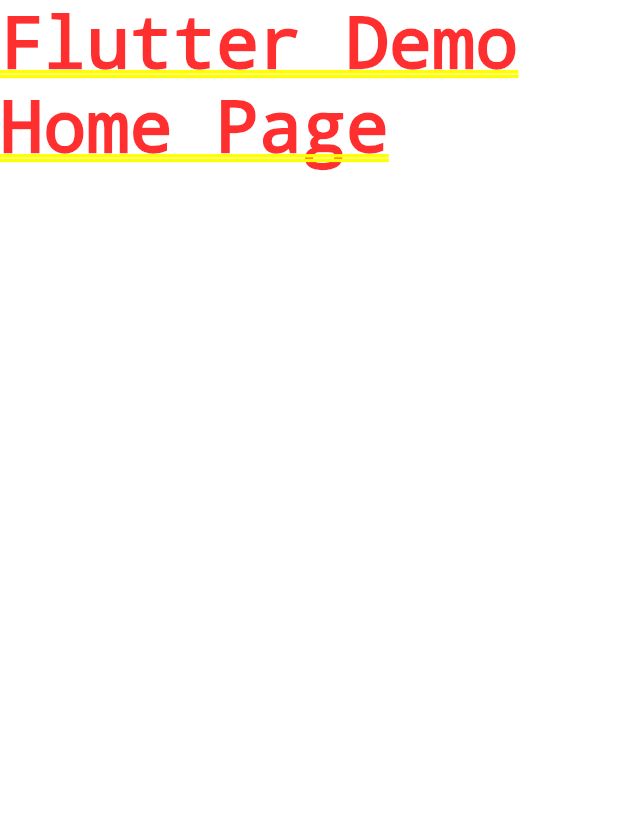
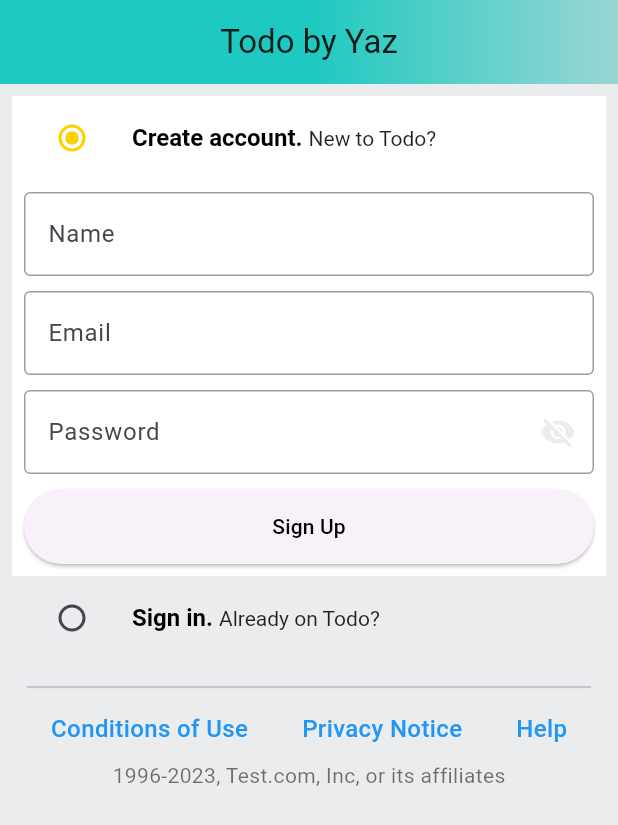
Before and after one commit to YazanFarrah/todo-flutter, a Flutter app: the screen it shows after launch, on a phone screen of 412 x 824 dp. Shown: the top 825 px of the screen. Run offline on Flutter 3.47's test engine with Material 2 defaults, Android fonts, the phone set to English and light mode, and no system bars; our stand-ins replace flutter_secure_storage; accounts and stored records are empty.

```diff
--- /dev/null
+++ b/lib/auth/screens/auth_screen.dart
@@ -0,0 +1,321 @@
+import 'package:flutter/material.dart';
+import 'package:todo_flutter/auth/services/auth.dart';
+import 'package:todo_flutter/common/widgets/custom_button.dart';
+import 'package:todo_flutter/common/widgets/custom_textfield.dart';
+import 'package:todo_flutter/constants/global_variables.dart';
+
+enum Auth { signIn, signUp }
+
+class AuthScreen extends StatefulWidget {
+  static const routName = '/auth-screen';
+
+  const AuthScreen({super.key});
+
+  @override
+  State<AuthScreen> createState() => _AuthScreenState();
+}
+
+class _AuthScreenState extends State<AuthScreen> {
+  Auth _auth = Auth.signUp;
+  bool _showPassword = true;
+
+  final _signUpFormKey = GlobalKey<FormState>();
+  final _signInFormKey = GlobalKey<FormState>();
+  final AuthServices authServices = AuthServices();
+
+  final TextEditingController _emailController = TextEditingController();
+  final TextEditingController _passwordController = TextEditingController();
+  final TextEditingController _nameController = TextEditingController();
+
+  void signUpUser() {
+    authServices.signUpUser(
+        context: context,
+        email: _emailController.text,
+        password: _passwordController.text,
+        name: _nameController.text);
+  }
+
+  void signInUser() {
+    authServices.signInUser(
+      context: context,
+      email: _emailController.text,
+      password: _passwordController.text,
+    );
+  }
+
+  @override
+  void dispose() {
+    super.dispose();
+    _emailController.dispose();
+    _passwordController.dispose();
+    _nameController.dispose();
+  }
+
+  @override
+  Widget build(BuildContext context) {
+    return Scaffold(
+      appBar: AppBar(
+        flexibleSpace: Container(
+          decoration:
+              const BoxDecoration(gradient: GlobalVariables.appBarGradient),
+        ),
+        centerTitle: true,
+        title: const Text(
+          'Todo by Yaz',
+          style: TextStyle(color: Colors.black87),
+        ),
+      ),
+      backgroundColor: GlobalVariables.greyBackgroundColor,
+      body: Column(
+        children: [
+          Expanded(
+            child: SafeArea(
+              child: SingleChildScrollView(
+                child: Padding(
+                  padding: const EdgeInsets.all(8.0),
+                  child: Column(
+                    crossAxisAlignment: CrossAxisAlignment.start,
+                    children: [
+                      ListTile(
+                        tileColor: _auth == Auth.signUp
+                            ? GlobalVariables.backgroundColor
+                            : GlobalVariables.greyBackgroundColor,
+                        title: RichText(
+                          text: const TextSpan(
+                            children: [
+                              TextSpan(
+                                text: 'Create account. ',
+                                style: TextStyle(
+                                  fontSize: 16,
+                                  fontWeight: FontWeight.bold,
+                                  color: Colors.black,
+                                ),
+                              ),
+                              TextSpan(
+                                text: 'New to Todo?',
+                                style: TextStyle(
+                                  fontSize: 14,
+                                  color: Colors.black87,
+                                ),
+                              ),
+                            ],
+                          ),
+                        ),
+                        leading: Radio(
+                            activeColor: GlobalVariables.secondaryColor,
+                            value: Auth.signUp,
+                            groupValue: _auth,
+                            onChanged: (Auth? val) {
+                              setState(() {
+                                _auth = val!;
+                                _showPassword = true;
+                              });
+                            }),
+                      ),
+                      if (_auth == Auth.signUp)
+                        Container(
+                          padding: const EdgeInsets.all(8),
+                          color: GlobalVariables.backgroundColor,
+                          child: Form(
+                            key: _signUpFormKey,
+                            child: Column(
+                              children: [
+                                CustomTextField(
+                                  controller: _nameController,
+                                  hintText: 'Name',
+                                ),
+                                const SizedBox(
+                                  height: 10,
+                                ),
+                                CustomTextField(
+                                  controller: _emailController,
+                                  hintText: 'Email',
+                                ),
+                                const SizedBox(
+                                  height: 10,
+                                ),
+                                CustomTextField(
+                                  controller: _passwordController,
+                                  hintText: 'Password',
+                                  isPass: _showPassword,
+                                  suffixIcon: IconButton(
+                                    icon: _showPassword
+                                        ? const Icon(Icons.visibility_off,
+                                            color: GlobalVariables
+                                                .greyBackgroundColor)
+                                        : const Icon(
+                                            Icons.visibility,
+                                          ),
+                                    onPressed: () {
+                                      setState(() {
+                                        _showPassword = !_showPassword;
+                                      });
+                                    },
+                                  ),
+                                ),
+                                const SizedBox(
+                                  height: 10,
+                                ),
+                                CustomButton(
+                                    text: 'Sign Up',
+                                    onTap: () {
+                                      if (_signUpFormKey.currentState!
+                                          .validate()) {
+                                        signUpUser();
+                                      }
+                                    })
+                              ],
+                            ),
+                          ),
+                        ),
+                      ListTile(
+                        tileColor: _auth == Auth.signIn
+                            ? GlobalVariables.backgroundColor
+                            : GlobalVariables.greyBackgroundColor,
+                        title: RichText(
+                          text: const TextSpan(
+                            children: [
+                              TextSpan(
+                                text: 'Sign in. ',
+                                style: TextStyle(
+                                  fontSize: 16,
+                                  fontWeight: FontWeight.bold,
+                                  color: Colors.black,
+                                ),
+                              ),
+                              TextSpan(
+                                text: 'Already on Todo?',
+                                style: TextStyle(
+                                  fontSize: 14,
+                                  color: Colors.black87,
+                                ),
+                              ),
+                            ],
+                          ),
+                        ),
+                        leading: Radio(
+                          activeColor: GlobalVariables.secondaryColor,
+                          value: Auth.signIn,
+                          groupValue: _auth,
+                          onChanged: (Auth? val) {
+                            setState(() {
+                              _auth = val!;
+                              _showPassword = true;
+                            });
+                          },
+                        ),
+                      ),
+                      if (_auth == Auth.signIn)
+                        Container(
+                          padding: const EdgeInsets.all(8),
+                          color: GlobalVariables.backgroundColor,
+                          child: Form(
+                            key: _signInFormKey,
+                            child: Column(
+                              children: [
+                                const SizedBox(
+                                  height: 10,
+                                ),
+                                CustomTextField(
+                                  controller: _emailController,
+                                  hintText: 'Email',
+                                ),
+                                const SizedBox(
+                                  height: 10,
+                                ),
+                                CustomTextField(
+                                  controller: _passwordController,
+                                  hintText: 'Password',
+                                  isPass: _showPassword,
+                                  suffixIcon: IconButton(
+                                    icon: _showPassword
+                                        ? const Icon(Icons.visibility_off,
+                                            color: GlobalVariables
+                                                .greyBackgroundColor)
+                                        : const Icon(
+                                            Icons.visibility,
+                                          ),
+                                    onPressed: () {
+                                      setState(() {
+                                        _showPassword = !_showPassword;
+                                      });
+                                    },
+                                  ),
+                                ),
+                                const SizedBox(
+                                  height: 10,
+                                ),
+                                CustomButton(
+                                    text: 'Sign In',
+                                    onTap: () {
+                                      if (_signInFormKey.currentState!
+                                          .validate()) {
+                                        signInUser();
+                                      }
+                                    })
+                              ],
+                            ),
+                          ),
+                        ),
+                      const SizedBox(
+                        height: 10,
+                      ),
+                      const Divider(
+                        indent: 10,
+                        thickness: 1.5,
+                        endIndent: 10,
+                      ),
+                      const Padding(
+                        padding: const EdgeInsets.all(8.0),
+                        child: Column(
+                          children: [
+                            Row(
+                              mainAxisAlignment: MainAxisAlignment.spaceAround,
+                              children: [
+                                Text(
+                                  'Conditions of Use',
+                                  style: TextStyle(
+                                    fontSize: 16,
+                                    fontWeight: FontWeight.w500,
+                                    color: Colors.blue,
+                                  ),
+                                ),
+                                Text(
+                                  'Privacy Notice',
+                                  style: TextStyle(
+                                    fontSize: 16,
+                                    fontWeight: FontWeight.w500,
+                                    color: Colors.blue,
+                                  ),
+                                ),
+                                Text(
+                                  'Help',
+                                  style: TextStyle(
+                                    fontSize: 16,
+                                    fontWeight: FontWeight.w500,
+                                    color: Colors.blue,
+                                  ),
+                                ),
+                              ],
+                            ),
+                            SizedBox(
+                              height: 10,
+                            ),
+                            Text(
+                              '1996-2023, Test.com, Inc, or its affiliates',
+                              style: TextStyle(color: Colors.black54),
+                            ),
+                          ],
+                        ),
+                      ),
+                    ],
+                  ),
+                ),
+              ),
+            ),
+          ),
+        ],
+      ),
+    );
+  }
+}
--- /dev/null
+++ b/lib/auth/services/auth.dart
@@ -0,0 +1,91 @@
+import 'dart:developer';
+
+import 'package:flutter/material.dart';
+import 'package:flutter_secure_storage/flutter_secure_storage.dart';
+import 'dart:convert';
+import 'package:http/http.dart' as http;
+
+class AuthServices {
+  Future<void> signUpUser({
+    required BuildContext context,
+    required String name,
+    required String email,
+    required String password,
+  }) async {
+    final url = Uri.parse('http://10.0.2.2:5000/auth/signup');
+
+    try {
+      final response = await http.post(
+        url,
+        headers: {'Content-Type': 'application/json'},
+        body: jsonEncode({
+          'name': name,
+          'email': email,
+          'password': password,
+        }),
+      );
+
+      if (response.statusCode == 200 || response.statusCode == 201) {
+        // Registration successful
+        print('Registration successful');
+      } else {
+        // Registration failed
+        print('Registration failed with status code: ${response.statusCode}');
+        print('Response body: ${response.body}');
+      }
+    } catch (e) {
+      // Error occurred during the HTTP request
+      print('Error during signup: $e');
+    }
+  }
+
+  final storage = const FlutterSecureStorage();
+
+  Future<void> signInUser({
+    required BuildContext context,
+    required String email,
+    required String password,
+  }) async {
+    final url = Uri.parse('http://10.0.2.2:5000/auth/login');
+
+    try {
+      final response = await http.post(
+        url,
+        headers: {'Content-Type': 'application/json'},
+        body: jsonEncode({
+          'email': email,
+          'password': password,
+        }),
+      );
+
+      if (response.statusCode == 200) {
+        // Sign-in successful
+        final responseBody = jsonDecode(response.body);
+        final token = responseBody['token'] as String;
+
+        // Save the token to Flutter Secure Storage
+        await storage.write(key: 'auth_token', value: token);
+
+        print('Sign-in successful');
+      } else {
+        // Sign-in failed
+        print('Sign-in failed with status code: ${response.statusCode}');
+        print('Response body: ${response.body}');
+      }
+    } catch (e) {
+      // Error occurred during the HTTP request
+      print('Error during sign-in: $e');
+    }
+  }
+
+  Future<void> logout() async {
+    try {
+      // Remove the token from Flutter Secure Storage
+      await storage.delete(key: 'auth_token');
+      print('Logged out successfully');
+    } catch (e) {
+      // Handle any errors that may occur during logout
+      print('Error during logout: $e');
+    }
+  }
+}
--- /dev/null
+++ b/lib/common/extensions/capitalize.dart
@@ -0,0 +1,5 @@
+extension StringExtension on String {
+  String capitalize() {
+    return "${this[0].toUpperCase()}${substring(1).toLowerCase()}";
+  }
+}
--- /dev/null
+++ b/lib/common/widgets/custom_button.dart
@@ -0,0 +1,30 @@
+import 'package:flutter/material.dart';
+
+class CustomButton extends StatelessWidget {
+  final String text;
+  final VoidCallback onTap;
+  final Color? color;
+  const CustomButton({
+    Key? key,
+    required this.text,
+    required this.onTap,
+    this.color,
+  }) : super(key: key);
+
+  @override
+  Widget build(BuildContext context) {
+    return ElevatedButton(
+      onPressed: onTap,
+      style: ElevatedButton.styleFrom(
+        minimumSize: const Size(double.infinity, 50),
+        backgroundColor: color,
+      ),
+      child: Text(
+        text,
+        style: TextStyle(
+          color: color == null ? Colors.black : Colors.white,
+        ),
+      ),
+    );
+  }
+}
--- /dev/null
+++ b/lib/common/widgets/custom_textfield.dart
@@ -0,0 +1,43 @@
+import 'package:flutter/material.dart';
+
+class CustomTextField extends StatelessWidget {
+  final TextEditingController controller;
+  final String hintText;
+  final int maxLines;
+  final bool isPass;
+  final IconButton? suffixIcon;
+  const CustomTextField({
+    Key? key,
+    required this.controller,
+    required this.hintText,
+    this.isPass = false,
+    this.suffixIcon,
+    this.maxLines = 1,
+  }) : super(key: key);
+
+  @override
+  Widget build(BuildContext context) {
+    return TextFormField(
+      obscureText: isPass,
+      controller: controller,
+      decoration: InputDecoration(
+          suffixIcon: suffixIcon,
+          hintText: hintText,
+          border: const OutlineInputBorder(
+              borderSide: BorderSide(
+            color: Colors.black38,
+          )),
+          enabledBorder: const OutlineInputBorder(
+              borderSide: BorderSide(
+            color: Colors.black38,
+          ))),
+      validator: (val) {
+        if (val == null || val.isEmpty) {
+          return 'Enter your $hintText';
+        }
+        return null;
+      },
+      maxLines: maxLines,
+    );
+  }
+}
--- /dev/null
+++ b/lib/constants/global_variables.dart
@@ -0,0 +1,18 @@
+import 'package:flutter/material.dart';
+
+String uri = '10.0.2.2:5000';
+
+class GlobalVariables {
+  // COLORS
+  static const appBarGradient = LinearGradient(
+    colors: [
+      Color.fromARGB(255, 29, 201, 192),
+      Color.fromARGB(255, 153, 214, 212),
+    ],
+    stops: [0.5, 1.0],
+  );
+
+  static const secondaryColor = Color(0xffFCD200);
+  static const backgroundColor = Colors.white;
+  static const Color greyBackgroundColor = Color(0xffebecee);
+}
--- a/lib/main.dart
+++ b/lib/main.dart
@@ -1,4 +1,7 @@
 import 'package:flutter/material.dart';
+import 'package:provider/provider.dart';
+import 'package:todo_flutter/auth/screens/auth_screen.dart';
+import 'package:todo_flutter/providers/user.dart';
 
 void main() {
   runApp(const MyApp());
@@ -10,13 +13,18 @@ class MyApp extends StatelessWidget {
   // This widget is the root of your application.
   @override
   Widget build(BuildContext context) {
-    return MaterialApp(
-      title: 'Flutter Demo',
-      theme: ThemeData(
-        colorScheme: ColorScheme.fromSeed(seedColor: Colors.deepPurple),
-        useMaterial3: true,
+    return MultiProvider(
+      providers: [
+        ChangeNotifierProvider(create: (context) => UserProvider()),
+      ],
+      child: MaterialApp(
+        title: 'Flutter Demo',
+        theme: ThemeData(
+          colorScheme: ColorScheme.fromSeed(seedColor: Colors.deepPurple),
+          useMaterial3: true,
+        ),
+        home: const AuthScreen(),
       ),
-      home: const Text('Flutter Demo Home Page'),
     );
   }
 }
--- /dev/null
+++ b/lib/models/user.dart
@@ -0,0 +1,24 @@
+class User {
+  final String name;
+  final String email;
+  final String password;
+  final String? token;
+  final List<dynamic>? todo;
+
+  User({
+    required this.name,
+    required this.email,
+    required this.password,
+    this.token,
+    this.todo,
+  });
+
+  factory User.fromJson(Map<String, dynamic> json) {
+    return User(
+      name: json['name'],
+      email: json['email'],
+      password: json['password'],
+      todo: json['todo'],
+    );
+  }
+}
--- /dev/null
+++ b/lib/providers/user.dart
@@ -0,0 +1,15 @@
+import 'dart:convert';
+
+import 'package:flutter/material.dart';
+import 'package:todo_flutter/models/user.dart';
+
+class UserProvider extends ChangeNotifier {
+  User? _user;
+
+  User? get user => _user;
+
+  void setUser(String user) {
+    _user = User.fromJson(json.decode(user));
+    notifyListeners();
+  }
+}
--- a/pubspec.yaml
+++ b/pubspec.yaml
@@ -35,6 +35,9 @@ dependencies:
   # The following adds the Cupertino Icons font to your application.
   # Use with the CupertinoIcons class for iOS style icons.
   cupertino_icons: ^1.0.2
+  provider: ^6.0.5
+  http: ^1.1.0
+  flutter_secure_storage: ^9.0.0
 
 dev_dependencies:
   flutter_test:
```
Also changed, not shown: lib/common/widgets/bottom_bar.dart (added), pubspec.lock, 5 other files.
